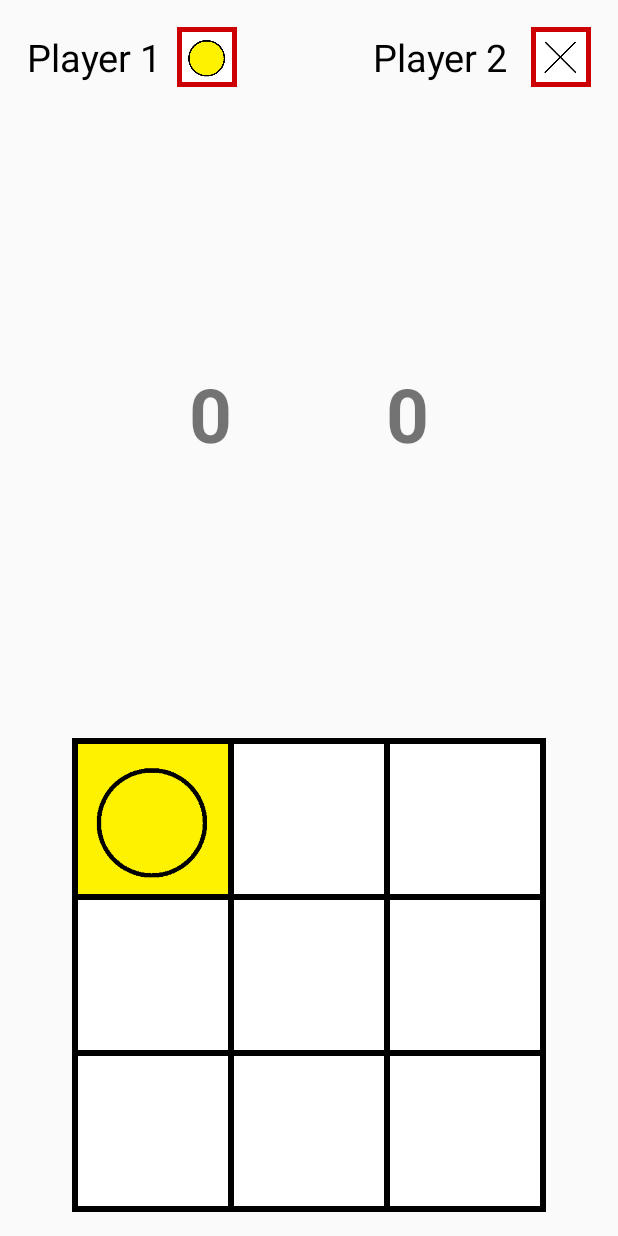
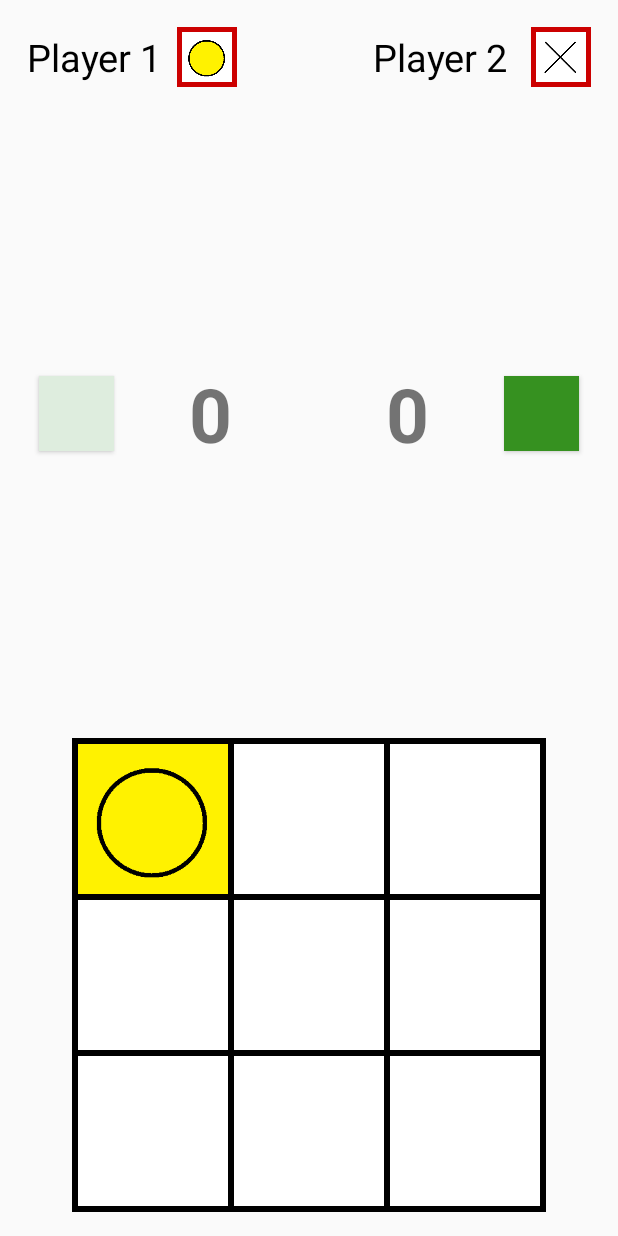
Before and after one commit to RishabhKr97/Tickitock, an Android app: the TwoPlayerSameDevice screen opened directly, with no data from a screen before it, after a tap on an icon or button, on a phone screen of 412 x 824 dp. Run offline under Robolectric (Android 15) with nearby library versions, the phone set to English and light mode, and no system bars.

Commit message:
added move indicator and score indicator

```diff
--- a/app/src/main/java/com/productions/rk/tickitock/TwoPlayerSameDevice.java
+++ b/app/src/main/java/com/productions/rk/tickitock/TwoPlayerSameDevice.java
@@ -1,27 +1,38 @@
 package com.productions.rk.tickitock;
 
 import android.app.Activity;
+import android.graphics.Color;
 import android.graphics.drawable.AnimationDrawable;
 import android.os.Bundle;
 import android.view.View;
+import android.widget.Button;
 import android.widget.ImageView;
+import android.widget.TextView;
 import android.widget.Toast;
 
 public class TwoPlayerSameDevice extends Activity implements View.OnClickListener {
 
-    private ImageView img1,img2,img3;
-    int activeplayer = 1;
+    ImageView img1,img2,img3;
+    TextView player1score,player2score;
+    String winner="Game Drawn";
+    AnimationDrawable anim,win1,win2,win3;
+    Button player1moveindicator,player2moveindicator;
+    int activeplayer = 2;
+    int filled;
+    int playerOnewin=0,playerTwowin=0;
     int state[] = {0, 0, 0, 0, 0, 0, 0, 0, 0};
-    private AnimationDrawable anim,win1,win2,win3;
     boolean gameActive=true;
-    int filled=0;
-    String winner="Game Drawn";
+
 
 
     @Override
     protected void onCreate(Bundle savedInstanceState) {
         super.onCreate(savedInstanceState);
         setContentView(R.layout.activity_two_player_same_device);
+        player1moveindicator = (Button) findViewById(R.id.player1moveindicator);
+        player2moveindicator = (Button) findViewById(R.id.player2moveindicator);
+        player1score = (TextView) findViewById(R.id.player1score);
+        player2score = (TextView) findViewById(R.id.player2score);
         ImageView position0 = (ImageView) findViewById(R.id.position0);
         position0.setOnClickListener(this);
         ImageView position1 = (ImageView) findViewById(R.id.position1);
@@ -40,6 +51,28 @@ public class TwoPlayerSameDevice extends Activity implements View.OnClickListene
         position7.setOnClickListener(this);
         ImageView position8 = (ImageView) findViewById(R.id.position8);
         position8.setOnClickListener(this);
+        initialiseBoard();
+    }
+
+    public void initialiseBoard()
+    {
+        if(activeplayer==1) {
+            activeplayer = 2;
+            player2moveindicator.setBackgroundColor(Color.argb(255,54,145,32));
+            player1moveindicator.setBackgroundColor(Color.argb(255,222,237,222));
+        }
+        else {
+            activeplayer = 1;
+            player1moveindicator.setBackgroundColor(Color.argb(255,54,145,32));
+            player2moveindicator.setBackgroundColor(Color.argb(255,222,237,222));
+        }
+
+        filled=0;
+
+        for(int i : state)
+        {
+            state[i]= 0;
+        }
     }
 
     public void onClick(View view) {
@@ -54,6 +87,8 @@ public class TwoPlayerSameDevice extends Activity implements View.OnClickListene
                 activeplayer = 2;
                 state[check] = 1;
                 filled++;
+                player2moveindicator.setBackgroundColor(Color.argb(255,54,145,32));
+                player1moveindicator.setBackgroundColor(Color.argb(255,222,237,222));
 
             } else {
                 counter.setBackgroundResource(R.drawable.cross_anim);
@@ -62,19 +97,18 @@ public class TwoPlayerSameDevice extends Activity implements View.OnClickListene
                 activeplayer = 1;
                 state[check] = 2;
                 filled++;
+                player1moveindicator.setBackgroundColor(Color.argb(255,54,145,32));
+                player2moveindicator.setBackgroundColor(Color.argb(255,222,237,222));
             }
         }
         if(state[0]==state[1] && state[1]==state[2] &&state[0]!=0){
             win(0,1,2);
-
         }
         else  if(state[3]==state[4] && state[4]==state[5]&&state[3]!=0){
-
             win(3,4,5);
         }
         else  if(state[6]==state[7] && state[7]==state[8]&&state[6]!=0){
             win(6,7,8);
-
         }
         else  if(state[0]==state[3] && state[3]==state[6]&&state[0]!=0){
             win(0,3,6);
@@ -92,11 +126,13 @@ public class TwoPlayerSameDevice extends Activity implements View.OnClickListene
         else  if(state[2]==state[4] && state[4]==state[6]&&state[2]!=0){
             win(2,4,6);
         }
+
         if(gameActive&&filled==9){
             gameActive=false;
-
         }
         if(!gameActive){
+
+            // make Alert Dialog for Restart and Exit
             Toast.makeText(getApplicationContext(), winner, Toast.LENGTH_LONG).show();
         }
 
@@ -106,9 +142,9 @@ public class TwoPlayerSameDevice extends Activity implements View.OnClickListene
         String ida="position"+a;
         String idb="position"+b;
         String idc="position"+c;
-        int id1=getResources().getIdentifier(ida,"id",getPackageName());
-        int id2=getResources().getIdentifier(idb,"id",getPackageName());
-        int id3=getResources().getIdentifier(idc,"id",getPackageName());
+        int id1=getResources().getIdentifier(ida, "id", getPackageName());
+        int id2=getResources().getIdentifier(idb, "id", getPackageName());
+        int id3=getResources().getIdentifier(idc, "id", getPackageName());
         if(state[a]==1){
             img1=(ImageView) findViewById(id1);
             img2=(ImageView) findViewById(id2);
@@ -124,6 +160,8 @@ public class TwoPlayerSameDevice extends Activity implements View.OnClickListene
             win3.start();
             gameActive=false;
             winner="Player 1 wins!";
+            playerOnewin++;
+            player1score.setText(String.valueOf(playerOnewin));
         }
         else{
             img1=(ImageView) findViewById(id1);
@@ -140,6 +178,8 @@ public class TwoPlayerSameDevice extends Activity implements View.OnClickListene
             win3.start();
             gameActive=false;
             winner="Player 2 wins!";
+            playerTwowin++;
+            player2score.setText(String.valueOf(playerTwowin));
         }
 
     }
--- a/app/src/main/res/drawable/game_move_indicator.xml
+++ /dev/null
@@ -1,5 +0,0 @@
-<?xml version="1.0" encoding="utf-8"?>
-<shape xmlns:android="http://schemas.android.com/apk/res/android"
-    android:shape="oval">
-
-</shape>
--- a/app/src/main/res/layout/activity_two_player_same_device.xml
+++ b/app/src/main/res/layout/activity_two_player_same_device.xml
@@ -160,8 +160,7 @@
             android:layout_marginLeft="10dp"
             android:layout_width="50dp"
             android:layout_height="50dp"
-            android:layout_centerVertical="true"
-            android:background="@drawable/game_move_indicator"/>
+            android:layout_centerVertical="true" />
 
         <TextView
             android:id="@+id/player1score"
@@ -191,8 +190,7 @@
             android:layout_width="50dp"
             android:layout_height="50dp"
             android:layout_centerVertical="true"
-            android:layout_alignParentRight="true"
-            android:background="@drawable/game_move_indicator"/>
+            android:layout_alignParentRight="true"/>
 
     </RelativeLayout>
 
```
